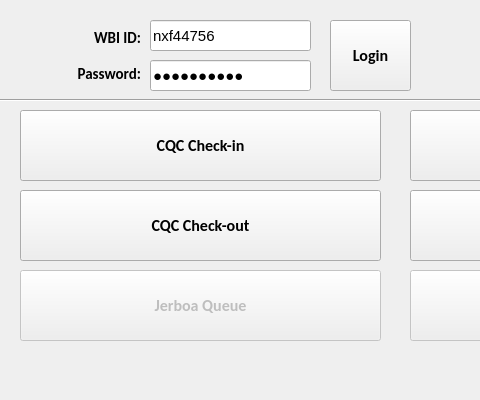
Above: Mainwindow.ui from fyc0707/COTS before the change; both pictures show x 0 to 480 and y 0 to 400 of the 790 by 400 pixel window. Below: the same form after it.
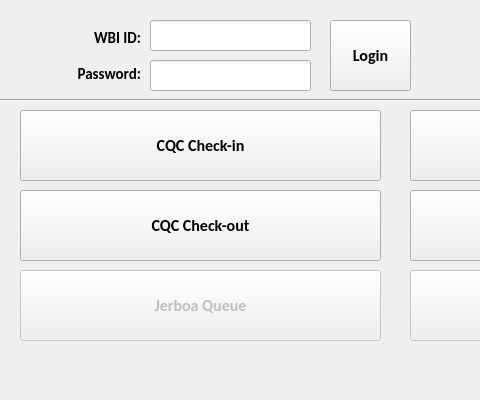
That is the form after the change. Icons and pictures are not drawn.

What changed in the file:
```diff
--- a/Mainwindow.ui
+++ b/Mainwindow.ui
@@ -138,7 +138,7 @@
      <string/>
     </property>
     <property name="text">
-     <string>nxf44756</string>
+     <string/>
     </property>
     <property name="maxLength">
      <number>9</number>
@@ -197,7 +197,7 @@
      <string/>
     </property>
     <property name="text">
-     <string>China#0303</string>
+     <string/>
     </property>
     <property name="echoMode">
      <enum>QLineEdit::Password</enum>
```
